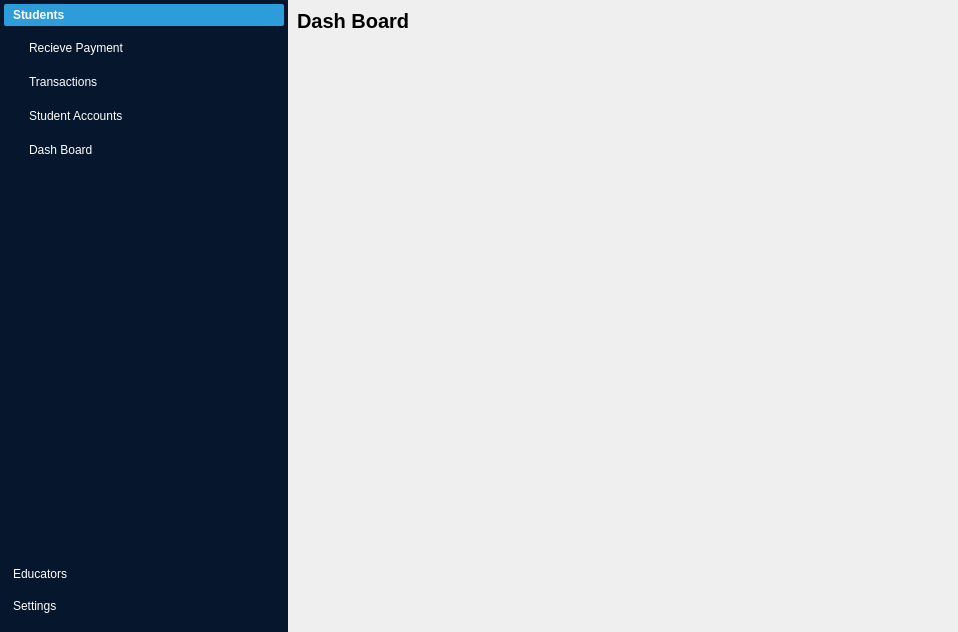
Before: the Qt Designer form ui/main_window.ui in regisgambiza/schoolmanager, drawn with Qt 5.
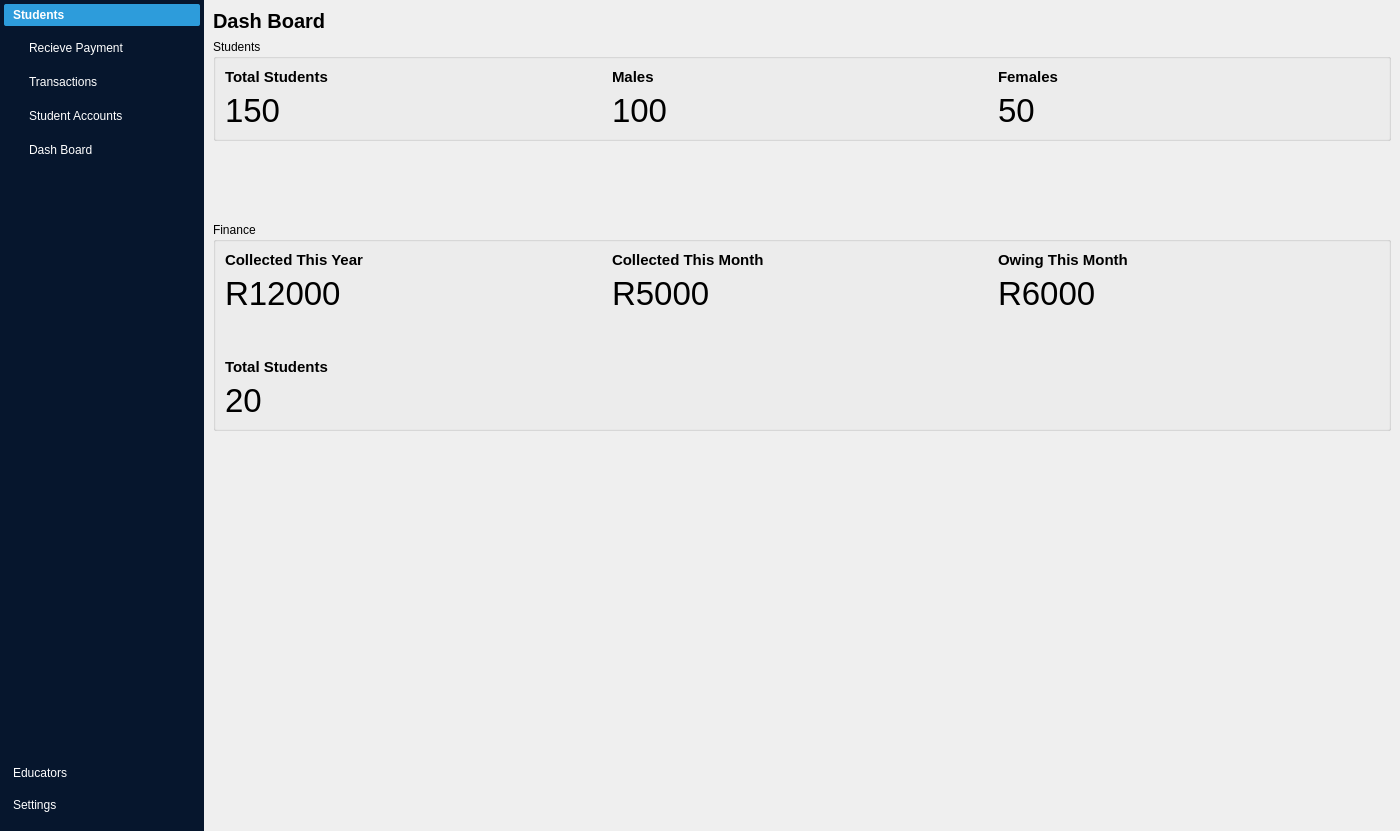
After: the same form once the commit is applied. The open tabs and pages were chosen to show the change. Icons and pictures are not drawn.

Patch:
```diff
--- a/ui/main_window.ui
+++ b/ui/main_window.ui
@@ -6,8 +6,8 @@
    <rect>
     <x>0</x>
     <y>0</y>
-    <width>958</width>
-    <height>632</height>
+    <width>1400</width>
+    <height>831</height>
    </rect>
   </property>
   <property name="windowTitle">
@@ -124,8 +124,8 @@
             <rect>
              <x>0</x>
              <y>0</y>
-             <width>264</width>
-             <height>511</height>
+             <width>299</width>
+             <height>710</height>
             </rect>
            </property>
            <attribute name="icon">
@@ -199,8 +199,8 @@
             <rect>
              <x>0</x>
              <y>0</y>
-             <width>264</width>
-             <height>511</height>
+             <width>299</width>
+             <height>710</height>
             </rect>
            </property>
            <attribute name="icon">
@@ -274,8 +274,8 @@
             <rect>
              <x>0</x>
              <y>0</y>
-             <width>264</width>
-             <height>511</height>
+             <width>299</width>
+             <height>710</height>
             </rect>
            </property>
            <attribute name="icon">
@@ -347,7 +347,7 @@
         <item row="0" column="0">
          <widget class="QStackedWidget" name="stackedWidget">
           <property name="currentIndex">
-           <number>4</number>
+           <number>3</number>
           </property>
           <widget class="QWidget" name="all_transactions_page">
            <layout class="QVBoxLayout" name="verticalLayout_4">
@@ -574,19 +574,45 @@
                    <layout class="QVBoxLayout" name="verticalLayout_6">
                     <item>
                      <widget class="QLineEdit" name="lineEdit_19">
+                      <property name="minimumSize">
+                       <size>
+                        <width>0</width>
+                        <height>30</height>
+                       </size>
+                      </property>
                       <property name="text">
                        <string/>
                       </property>
                      </widget>
                     </item>
                     <item>
-                     <widget class="QLineEdit" name="lineEdit_18"/>
+                     <widget class="QLineEdit" name="lineEdit_18">
+                      <property name="minimumSize">
+                       <size>
+                        <width>0</width>
+                        <height>30</height>
+                       </size>
+                      </property>
+                     </widget>
                     </item>
                     <item>
-                     <widget class="QDateEdit" name="dateEdit_2"/>
+                     <widget class="QDateEdit" name="dateEdit_2">
+                      <property name="minimumSize">
+                       <size>
+                        <width>0</width>
+                        <height>30</height>
+                       </size>
+                      </property>
+                     </widget>
                     </item>
                     <item>
                      <widget class="QComboBox" name="comboBox_4">
+                      <property name="minimumSize">
+                       <size>
+                        <width>0</width>
+                        <height>30</height>
+                       </size>
+                      </property>
                       <item>
                        <property name="text">
                         <string>Male</string>
@@ -600,13 +626,34 @@
                      </widget>
                     </item>
                     <item>
-                     <widget class="QLineEdit" name="lineEdit_17"/>
+                     <widget class="QLineEdit" name="lineEdit_17">
+                      <property name="minimumSize">
+                       <size>
+                        <width>0</width>
+                        <height>30</height>
+                       </size>
+                      </property>
+                     </widget>
                     </item>
                     <item>
-                     <widget class="QLineEdit" name="lineEdit_15"/>
+                     <widget class="QLineEdit" name="lineEdit_15">
+                      <property name="minimumSize">
+                       <size>
+                        <width>0</width>
+                        <height>30</height>
+                       </size>
+                      </property>
+                     </widget>
                     </item>
                     <item>
-                     <widget class="QLineEdit" name="lineEdit_16"/>
+                     <widget class="QLineEdit" name="lineEdit_16">
+                      <property name="minimumSize">
+                       <size>
+                        <width>0</width>
+                        <height>30</height>
+                       </size>
+                      </property>
+                     </widget>
                     </item>
                    </layout>
                   </item>
@@ -743,8 +790,8 @@
            </layout>
           </widget>
           <widget class="QWidget" name="receive_payment_page">
-           <layout class="QGridLayout" name="gridLayout_2">
-            <item row="0" column="0">
+           <layout class="QVBoxLayout" name="verticalLayout_26">
+            <item>
              <widget class="QLabel" name="label">
               <property name="font">
                <font>
@@ -757,7 +804,7 @@
               </property>
              </widget>
             </item>
-            <item row="1" column="0">
+            <item>
              <layout class="QHBoxLayout" name="horizontalLayout_6">
               <item>
                <spacer name="horizontalSpacer_4">
@@ -766,7 +813,7 @@
                 </property>
                 <property name="sizeHint" stdset="0">
                  <size>
-                  <width>40</width>
+                  <width>295</width>
                   <height>20</height>
                  </size>
                 </property>
@@ -778,6 +825,13 @@
                  <layout class="QHBoxLayout" name="horizontalLayout_4">
                   <item>
                    <layout class="QVBoxLayout" name="verticalLayout_12">
+                    <item>
+                     <widget class="QLabel" name="label_12">
+                      <property name="text">
+                       <string>Student ID</string>
+                      </property>
+                     </widget>
+                    </item>
                     <item>
                      <widget class="QLabel" name="label_14">
                       <property name="text">
@@ -804,18 +858,51 @@
                   <item>
                    <layout class="QVBoxLayout" name="verticalLayout_11">
                     <item>
-                     <widget class="QLineEdit" name="lineEdit_12"/>
-                    </item>
-                    <item>
-                     <widget class="QLineEdit" name="lineEdit_13"/>
-                    </item>
-                    <item>
-                     <widget class="QDoubleSpinBox" name="doubleSpinBox">
+                     <widget class="QLineEdit" name="lineEdit">
+                      <property name="minimumSize">
+                       <size>
+                        <width>0</width>
+                        <height>30</height>
+                       </size>
+                      </property>
                       <property name="alignment">
-                       <set>Qt::AlignCenter</set>
+                       <set>Qt::AlignRight|Qt::AlignTrailing|Qt::AlignVCenter</set>
                       </property>
-                      <property name="maximum">
-                       <double>10000000000000000.000000000000000</double>
+                     </widget>
+                    </item>
+                    <item>
+                     <widget class="QLineEdit" name="lineEdit_12">
+                      <property name="minimumSize">
+                       <size>
+                        <width>0</width>
+                        <height>30</height>
+                       </size>
+                      </property>
+                      <property name="readOnly">
+                       <bool>true</bool>
+                      </property>
+                     </widget>
+                    </item>
+                    <item>
+                     <widget class="QLineEdit" name="lineEdit_13">
+                      <property name="minimumSize">
+                       <size>
+                        <width>0</width>
+                        <height>30</height>
+                       </size>
+                      </property>
+                      <property name="readOnly">
+                       <bool>true</bool>
+                      </property>
+                     </widget>
+                    </item>
+                    <item>
+                     <widget class="QLineEdit" name="lineEdit_2">
+                      <property name="minimumSize">
+                       <size>
+                        <width>0</width>
+                        <height>30</height>
+                       </size>
                       </property>
                      </widget>
                     </item>
@@ -856,7 +943,7 @@
                 </property>
                 <property name="sizeHint" stdset="0">
                  <size>
-                  <width>40</width>
+                  <width>295</width>
                   <height>20</height>
                  </size>
                 </property>
@@ -864,7 +951,7 @@
               </item>
              </layout>
             </item>
-            <item row="2" column="0">
+            <item>
              <spacer name="verticalSpacer_5">
               <property name="orientation">
                <enum>Qt::Vertical</enum>
@@ -872,7 +959,7 @@
               <property name="sizeHint" stdset="0">
                <size>
                 <width>20</width>
-                <height>241</height>
+                <height>593</height>
                </size>
               </property>
              </spacer>
@@ -1078,7 +1165,7 @@
            </layout>
           </widget>
           <widget class="QWidget" name="dashboard_page">
-           <layout class="QVBoxLayout" name="verticalLayout_15">
+           <layout class="QVBoxLayout" name="verticalLayout_25">
             <item>
              <widget class="QLabel" name="label_5">
               <property name="font">
@@ -1092,6 +1179,286 @@
               </property>
              </widget>
             </item>
+            <item>
+             <layout class="QVBoxLayout" name="verticalLayout_24">
+              <item>
+               <widget class="QGroupBox" name="groupBox">
+                <property name="title">
+                 <string>Students</string>
+                </property>
+                <layout class="QHBoxLayout" name="horizontalLayout_10">
+                 <item>
+                  <layout class="QHBoxLayout" name="horizontalLayout_9">
+                   <item>
+                    <layout class="QVBoxLayout" name="verticalLayout_14">
+                     <item>
+                      <widget class="QLabel" name="label_2">
+                       <property name="font">
+                        <font>
+                         <pointsize>11</pointsize>
+                         <bold>true</bold>
+                        </font>
+                       </property>
+                       <property name="text">
+                        <string>Total Students</string>
+                       </property>
+                      </widget>
+                     </item>
+                     <item>
+                      <widget class="QLabel" name="label_9">
+                       <property name="font">
+                        <font>
+                         <pointsize>25</pointsize>
+                        </font>
+                       </property>
+                       <property name="text">
+                        <string>150</string>
+                       </property>
+                      </widget>
+                     </item>
+                    </layout>
+                   </item>
+                   <item>
+                    <layout class="QVBoxLayout" name="verticalLayout_15">
+                     <item>
+                      <widget class="QLabel" name="label_7">
+                       <property name="font">
+                        <font>
+                         <pointsize>11</pointsize>
+                         <bold>true</bold>
+                        </font>
+                       </property>
+                       <property name="text">
+                        <string>Males</string>
+                       </property>
+                      </widget>
+                     </item>
+                     <item>
+                      <widget class="QLabel" name="label_10">
+                       <property name="font">
+                        <font>
+                         <pointsize>25</pointsize>
+                        </font>
+                       </property>
+                       <property name="text">
+                        <string>100</string>
+                       </property>
+                      </widget>
+                     </item>
+                    </layout>
+                   </item>
+                   <item>
+                    <layout class="QVBoxLayout" name="verticalLayout_17">
+                     <item>
+                      <widget class="QLabel" name="label_8">
+                       <property name="font">
+                        <font>
+                         <pointsize>11</pointsize>
+                         <bold>true</bold>
+                        </font>
+                       </property>
+                       <property name="text">
+                        <string>Females</string>
+                       </property>
+                      </widget>
+                     </item>
+                     <item>
+                      <widget class="QLabel" name="label_11">
+                       <property name="font">
+                        <font>
+                         <pointsize>25</pointsize>
+                        </font>
+                       </property>
+                       <property name="text">
+                        <string>50</string>
+                       </property>
+                      </widget>
+                     </item>
+                    </layout>
+                   </item>
+                  </layout>
+                 </item>
+                </layout>
+               </widget>
+              </item>
+              <item>
+               <spacer name="verticalSpacer_7">
+                <property name="orientation">
+                 <enum>Qt::Vertical</enum>
+                </property>
+                <property name="sizeHint" stdset="0">
+                 <size>
+                  <width>20</width>
+                  <height>40</height>
+                 </size>
+                </property>
+               </spacer>
+              </item>
+              <item>
+               <widget class="QGroupBox" name="groupBox_2">
+                <property name="title">
+                 <string>Finance</string>
+                </property>
+                <layout class="QVBoxLayout" name="verticalLayout_23">
+                 <item>
+                  <layout class="QVBoxLayout" name="verticalLayout_22">
+                   <item>
+                    <layout class="QHBoxLayout" name="horizontalLayout_12">
+                     <item>
+                      <layout class="QVBoxLayout" name="verticalLayout_18">
+                       <item>
+                        <widget class="QLabel" name="label_26">
+                         <property name="font">
+                          <font>
+                           <pointsize>11</pointsize>
+                           <bold>true</bold>
+                          </font>
+                         </property>
+                         <property name="text">
+                          <string>Collected This Year</string>
+                         </property>
+                        </widget>
+                       </item>
+                       <item>
+                        <widget class="QLabel" name="label_25">
+                         <property name="font">
+                          <font>
+                           <pointsize>25</pointsize>
+                          </font>
+                         </property>
+                         <property name="text">
+                          <string>R12000</string>
+                         </property>
+                        </widget>
+                       </item>
+                      </layout>
+                     </item>
+                     <item>
+                      <layout class="QVBoxLayout" name="verticalLayout_19">
+                       <item>
+                        <widget class="QLabel" name="label_28">
+                         <property name="font">
+                          <font>
+                           <pointsize>11</pointsize>
+                           <bold>true</bold>
+                          </font>
+                         </property>
+                         <property name="text">
+                          <string>Collected This Month</string>
+                         </property>
+                        </widget>
+                       </item>
+                       <item>
+                        <widget class="QLabel" name="label_27">
+                         <property name="font">
+                          <font>
+                           <pointsize>25</pointsize>
+                          </font>
+                         </property>
+                         <property name="text">
+                          <string>R5000</string>
+                         </property>
+                        </widget>
+                       </item>
+                      </layout>
+                     </item>
+                     <item>
+                      <layout class="QVBoxLayout" name="verticalLayout_20">
+                       <item>
+                        <widget class="QLabel" name="label_30">
+                         <property name="font">
+                          <font>
+                           <pointsize>11</pointsize>
+                           <bold>true</bold>
+                          </font>
+                         </property>
+                         <property name="text">
+                          <string>Owing This Month</string>
+                         </property>
+                        </widget>
+                       </item>
+                       <item>
+                        <widget class="QLabel" name="label_29">
+                         <property name="font">
+                          <font>
+                           <pointsize>25</pointsize>
+                          </font>
+                         </property>
+                         <property name="text">
+                          <string>R6000</string>
+                         </property>
+                        </widget>
+                       </item>
+                      </layout>
+                     </item>
+                    </layout>
+                   </item>
+                   <item>
+                    <spacer name="verticalSpacer_8">
+                     <property name="orientation">
+                      <enum>Qt::Vertical</enum>
+                     </property>
+                     <property name="sizeHint" stdset="0">
+                      <size>
+                       <width>20</width>
+                       <height>40</height>
+                      </size>
+                     </property>
+                    </spacer>
+                   </item>
+                   <item>
+                    <layout class="QHBoxLayout" name="horizontalLayout_13">
+                     <item>
+                      <layout class="QVBoxLayout" name="verticalLayout_21">
+                       <item>
+                        <widget class="QLabel" name="label_32">
+                         <property name="font">
+                          <font>
+                           <pointsize>11</pointsize>
+                           <bold>true</bold>
+                          </font>
+                         </property>
+                         <property name="text">
+                          <string>Total Students</string>
+                         </property>
+                        </widget>
+                       </item>
+                       <item>
+                        <widget class="QLabel" name="label_31">
+                         <property name="font">
+                          <font>
+                           <pointsize>25</pointsize>
+                          </font>
+                         </property>
+                         <property name="text">
+                          <string>20</string>
+                         </property>
+                        </widget>
+                       </item>
+                      </layout>
+                     </item>
+                     <item>
+                      <spacer name="horizontalSpacer_7">
+                       <property name="orientation">
+                        <enum>Qt::Horizontal</enum>
+                       </property>
+                       <property name="sizeHint" stdset="0">
+                        <size>
+                         <width>40</width>
+                         <height>20</height>
+                        </size>
+                       </property>
+                      </spacer>
+                     </item>
+                    </layout>
+                   </item>
+                  </layout>
+                 </item>
+                </layout>
+               </widget>
+              </item>
+             </layout>
+            </item>
             <item>
              <spacer name="verticalSpacer_6">
               <property name="orientation">
@@ -1100,7 +1467,7 @@
               <property name="sizeHint" stdset="0">
                <size>
                 <width>20</width>
-                <height>365</height>
+                <height>369</height>
                </size>
               </property>
              </spacer>
```
